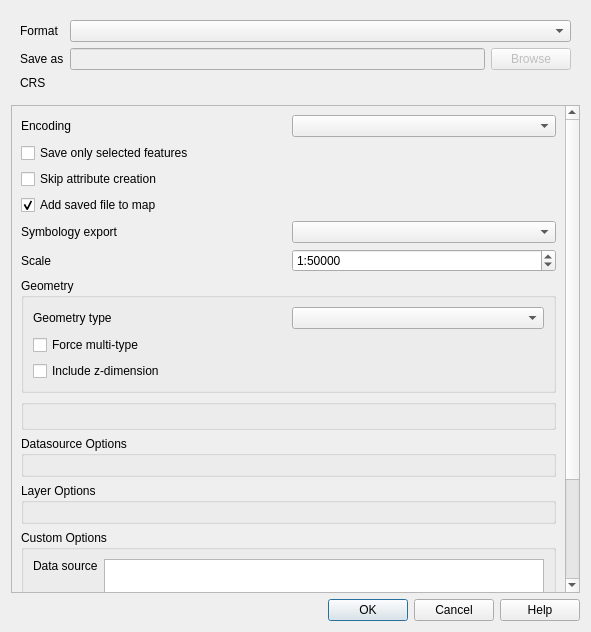
First picture: the form in src/ui/qgsvectorlayersaveasdialogbase.ui, repository nextgis/nextgisqgis, before the edit.
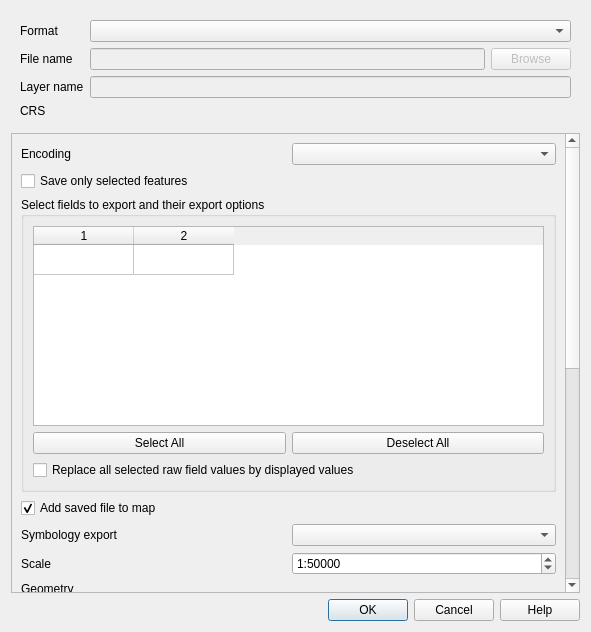
Second picture: the form after the edit. Custom widgets are drawn as their Qt base class.

```diff
--- a/src/ui/qgsvectorlayersaveasdialogbase.ui
+++ b/src/ui/qgsvectorlayersaveasdialogbase.ui
@@ -23,21 +23,21 @@
    <item>
     <widget class="QWidget" name="widget" native="true">
      <layout class="QGridLayout" name="gridLayout_4">
-      <item row="2" column="0">
+      <item row="3" column="0">
        <widget class="QLabel" name="label_3">
         <property name="text">
          <string>CRS</string>
         </property>
        </widget>
       </item>
-      <item row="1" column="1">
-       <widget class="QLineEdit" name="leFilename">
-        <property name="enabled">
-         <bool>false</bool>
-        </property>
-       </widget>
-      </item>
       <item row="1" column="2">
+       <widget class="QLineEdit" name="leFilename">
+        <property name="enabled">
+         <bool>false</bool>
+        </property>
+       </widget>
+      </item>
+      <item row="1" column="3">
        <widget class="QPushButton" name="browseFilename">
         <property name="enabled">
          <bool>false</bool>
@@ -57,26 +57,43 @@
         </property>
        </widget>
       </item>
-      <item row="0" column="1" colspan="2">
+      <item row="0" column="2" colspan="2">
        <widget class="QComboBox" name="mFormatComboBox"/>
       </item>
       <item row="1" column="0">
        <widget class="QLabel" name="label">
         <property name="text">
-         <string>Save as</string>
+         <string>File name</string>
         </property>
         <property name="buddy">
          <cstring>leFilename</cstring>
         </property>
        </widget>
       </item>
-      <item row="2" column="1" colspan="2">
+      <item row="3" column="2" colspan="2">
        <widget class="QgsProjectionSelectionWidget" name="mCrsSelector" native="true">
         <property name="focusPolicy">
          <enum>Qt::StrongFocus</enum>
         </property>
        </widget>
       </item>
+      <item row="2" column="0">
+       <widget class="QLabel" name="label_7">
+        <property name="text">
+         <string>Layer name</string>
+        </property>
+        <property name="buddy">
+         <cstring>leFilename</cstring>
+        </property>
+       </widget>
+      </item>
+      <item row="2" column="2" colspan="2">
+       <widget class="QLineEdit" name="leLayername">
+        <property name="enabled">
+         <bool>false</bool>
+        </property>
+       </widget>
+      </item>
      </layout>
     </widget>
    </item>
@@ -90,8 +107,8 @@
        <rect>
         <x>0</x>
         <y>0</y>
-        <width>555</width>
-        <height>650</height>
+        <width>557</width>
+        <height>922</height>
        </rect>
       </property>
       <layout class="QVBoxLayout" name="verticalLayout">
@@ -120,13 +137,68 @@
         </widget>
        </item>
        <item>
-        <widget class="QCheckBox" name="mSkipAttributeCreation">
-         <property name="toolTip">
-          <string>This allows one to suppress attribute creation as some OGR drivers (eg. DGN, DXF) don't support it.</string>
+        <widget class="QgsCollapsibleGroupBox" name="mAttributesSelection">
+         <property name="title">
+          <string>Select fields to export and their export options</string>
          </property>
-         <property name="text">
-          <string>Skip attribute creation</string>
+         <property name="checkable">
+          <bool>false</bool>
          </property>
+         <property name="checked">
+          <bool>false</bool>
+         </property>
+         <property name="collapsed" stdset="0">
+          <bool>true</bool>
+         </property>
+         <layout class="QVBoxLayout" name="verticalLayout_4">
+          <item>
+           <widget class="QTableWidget" name="mAttributeTable">
+            <property name="minimumSize">
+             <size>
+              <width>0</width>
+              <height>200</height>
+             </size>
+            </property>
+            <property name="rowCount">
+             <number>1</number>
+            </property>
+            <property name="columnCount">
+             <number>2</number>
+            </property>
+            <attribute name="verticalHeaderVisible">
+             <bool>false</bool>
+            </attribute>
+            <row/>
+            <column/>
+            <column/>
+           </widget>
+          </item>
+          <item>
+           <layout class="QHBoxLayout" name="horizontalLayout_5">
+            <item>
+             <widget class="QPushButton" name="mSelectAllAttributes">
+              <property name="text">
+               <string>Select All</string>
+              </property>
+             </widget>
+            </item>
+            <item>
+             <widget class="QPushButton" name="mDeselectAllAttributes">
+              <property name="text">
+               <string>Deselect All</string>
+              </property>
+             </widget>
+            </item>
+           </layout>
+          </item>
+          <item>
+           <widget class="QCheckBox" name="mReplaceRawFieldValues">
+            <property name="text">
+             <string>Replace all selected raw field values by displayed values</string>
+            </property>
+           </widget>
+          </item>
+         </layout>
         </widget>
        </item>
        <item>
@@ -356,12 +428,6 @@
   </layout>
  </widget>
  <customwidgets>
-  <customwidget>
-   <class>QgsProjectionSelectionWidget</class>
-   <extends>QWidget</extends>
-   <header>qgsprojectionselectionwidget.h</header>
-   <container>1</container>
-  </customwidget>
   <customwidget>
    <class>QgsCollapsibleGroupBox</class>
    <extends>QGroupBox</extends>
@@ -370,10 +436,16 @@
   </customwidget>
   <customwidget>
    <class>QgsExtentGroupBox</class>
-   <extends>QGroupBox</extends>
+   <extends>QgsCollapsibleGroupBox</extends>
    <header>qgsextentgroupbox.h</header>
    <container>1</container>
   </customwidget>
+  <customwidget>
+   <class>QgsProjectionSelectionWidget</class>
+   <extends>QWidget</extends>
+   <header>qgsprojectionselectionwidget.h</header>
+   <container>1</container>
+  </customwidget>
  </customwidgets>
  <tabstops>
   <tabstop>mFormatComboBox</tabstop>
```
Left out of the diff: 7 changed lines with no effect on the pictures.
